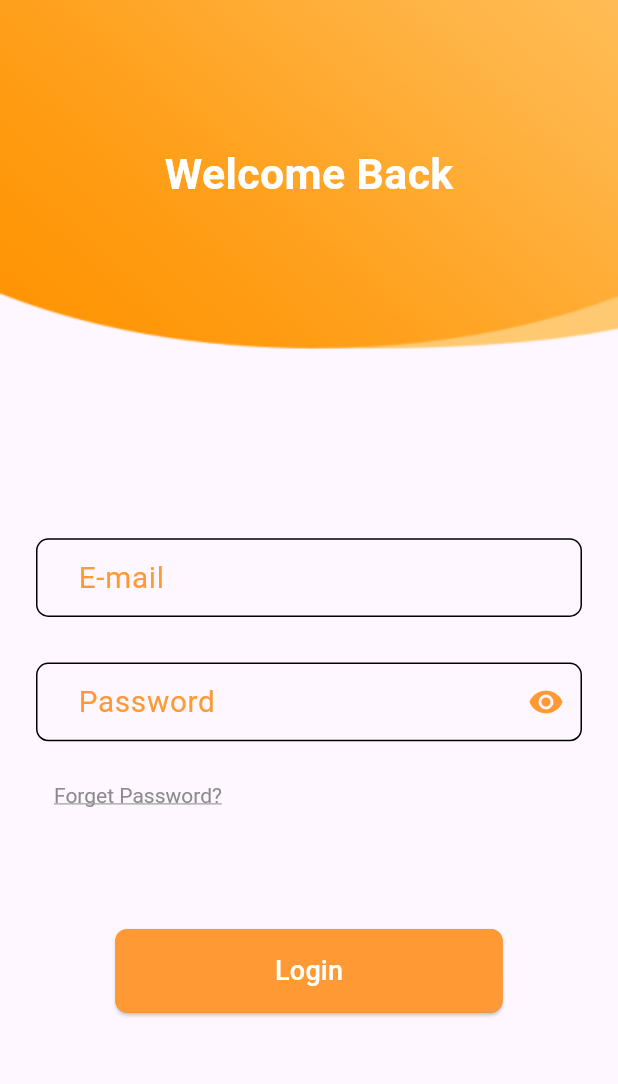
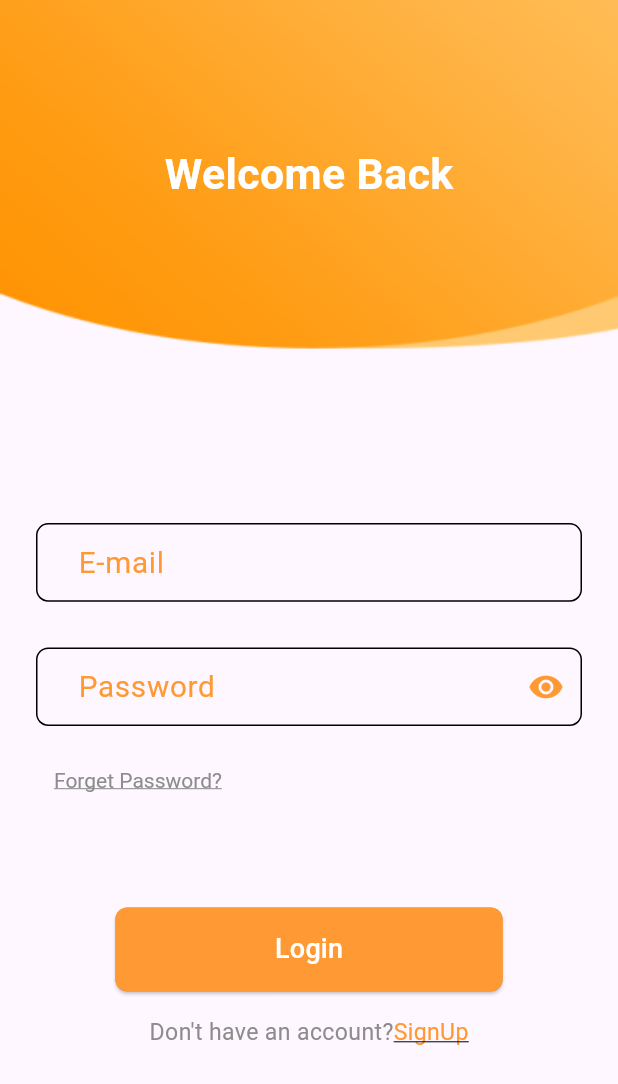
Before and after one commit to EmanAshraf2002/chef_app, a Flutter app: the LoginScreen screen opened by its route, on a phone screen of 412 x 824 dp. Shown: the top 1084 px of the screen. Run offline on Flutter 3.47's test engine with Material 3 defaults, Android fonts, the light colour scheme and no system bars; our stand-ins replace bloc, cached_network_image, dartz, dio, flutter_bloc, flutter_screenutil and 8 more; accounts and stored records are empty; network calls fail.

Commit message:
try with sign up

```diff
--- a/lib/core/locolization/lang/en_us.dart
+++ b/lib/core/locolization/lang/en_us.dart
@@ -4,6 +4,7 @@ final Map<String, String> enUs =
   "pleaseChooseYourLanguage":"please choose your language",
   "Arabic":"Arabic",
   "English":"English",
+  "Welcome":"Welcome",
   "WelcomeBack":"Welcome Back",
   "E-mail":"E-mail",
   "EnterYourEmail":"Enter Your Email",
@@ -51,5 +52,14 @@ final Map<String, String> enUs =
   "category":"Category",
   "MealAddedSuccessfully":"Meal added Successfully",
   "NoMealsYet":"No Meals Yet",
+  "EnterYourName":"Enter your Name",
+  "Name":"Name",
+  "PleaseEnterValidName":"Please Enter Valid Name",
+  "SignUp":"SignUp",
+  "AlreadyHaveAnAccount?":"Already have an account?",
+  "Don'tHaveAnAccount?":"Don't have an account?",
+  "EnterYourPhone":"Enter Your Phone",
+  "Phone":"Phone",
+  "PleaseEnterValidPhone":"Please Enter Valid Phone",
 
 };
--- a/lib/core/routes/app_Router.dart
+++ b/lib/core/routes/app_Router.dart
@@ -2,6 +2,7 @@ import 'package:chef_app/core/routes/app_routes.dart';
 import 'package:chef_app/features/auth/presentation/views/login.dart';
 import 'package:chef_app/features/auth/presentation/views/reset_pass.dart';
 import 'package:chef_app/features/auth/presentation/views/send_code.dart';
+import 'package:chef_app/features/auth/presentation/views/sign_up.dart';
 import 'package:chef_app/features/home/screens/home_screen.dart';
 import 'package:chef_app/features/menue/presentation/views/add_meal.dart';
 import 'package:chef_app/features/menue/presentation/views/menu_home.dart';
@@ -26,6 +27,9 @@ class AppRouter{
 
      case Routes.loginScreen :
        return MaterialPageRoute(builder: (context )=>const LoginScreen());
+
+     case Routes.signUpScreen :
+       return MaterialPageRoute(builder: (context )=>const SignUpScreen());
 
      case Routes.sendCodeScreen :
        return MaterialPageRoute(builder: (context )=>const SendCodeScreen());
--- a/lib/core/routes/app_routes.dart
+++ b/lib/core/routes/app_routes.dart
@@ -3,6 +3,7 @@ class Routes{
  static const String splashScreen='/splashScreen' ;
  static const  String welcomeScreen='/welcomeScreen' ;
  static const  String loginScreen='/loginScreen' ;
+ static const  String signUpScreen='/signUpScreen' ;
  static const  String sendCodeScreen='/sendCodeScreen' ;
  static const  String resetPasswordScreen='/resetPasswordScreen' ;
  static const  String addMealScreen='/addMealScreen' ;
--- a/lib/core/services/service_locator.dart
+++ b/lib/core/services/service_locator.dart
@@ -5,6 +5,7 @@ import 'package:chef_app/core/database/cache/cache_helper.dart';
 import 'package:chef_app/features/auth/data/repositry/auth_repos.dart';
 import 'package:chef_app/features/auth/presentation/auth_cubits/forget_password_cubit/forget_password_cubit.dart';
 import 'package:chef_app/features/auth/presentation/auth_cubits/login_cubit/login_cubit.dart';
+import 'package:chef_app/features/auth/presentation/auth_cubits/sign_up_cubit/sign_up_cubit.dart';
 import 'package:chef_app/features/home/cubits/home_cubit.dart';
 import 'package:chef_app/features/menue/data/repositry/menu_repos.dart';
 import 'package:chef_app/features/menue/presentation/cubits/menu_cubit.dart';
@@ -17,6 +18,7 @@ void initServiceLocator(){
   //auth_cubits
   sl.registerLazySingleton(() => GlobalCubit());
   sl.registerLazySingleton(() => LoginCubit(sl()));
+  sl.registerLazySingleton(() => SignUpCubit(sl()));
   sl.registerLazySingleton(() => ForgetPasswordCubit(sl()));
   sl.registerLazySingleton(() => HomeCubit());
   sl.registerLazySingleton(() => MenuCubit(sl()));
--- a/lib/features/auth/data/repositry/auth_repos.dart
+++ b/lib/features/auth/data/repositry/auth_repos.dart
@@ -6,6 +6,7 @@ import 'package:chef_app/features/auth/data/models/login_model.dart';
 import 'package:dartz/dartz.dart';
 
 class AuthRepository{
+
 
   Future<Either<String,LoginModel>> login({
     required String email,required String password  }) async
--- /dev/null
+++ b/lib/features/auth/presentation/componants/custom_stack.dart
@@ -0,0 +1,32 @@
+import 'package:chef_app/core/utilis/app_assets.dart';
+import 'package:chef_app/core/widgets/custom_container_image.dart';
+import 'package:flutter/material.dart';
+import 'package:flutter_screenutil/flutter_screenutil.dart';
+
+class CustomStack extends StatelessWidget {
+  const CustomStack({
+    super.key, required this.height, required this.titleText,
+  });
+
+  final double height;
+  final String titleText;
+  @override
+  Widget build(BuildContext context) {
+    return Stack(
+      alignment: AlignmentDirectional.center,
+      children: [
+        CustomContainerImage(
+            h: height,
+            w: double.infinity,
+            imagePathString: AppAssets.loginBg),
+        Center(
+          child: Text(titleText,
+              style: TextStyle(
+                color: Colors.white,
+                fontSize: 26.sp,
+              ).copyWith(fontWeight: FontWeight.bold)),
+        ),
+      ],
+    );
+  }
+}
--- a/lib/features/auth/presentation/views/login.dart
+++ b/lib/features/auth/presentation/views/login.dart
@@ -2,6 +2,7 @@ import 'package:chef_app/core/locolization/app_localization.dart';
 import 'package:chef_app/core/routes/app_routes.dart';
 import 'package:chef_app/core/utilis/app_assets.dart';
 import 'package:chef_app/core/utilis/app_colors.dart';
+import 'package:chef_app/core/utilis/app_textStyles.dart';
 import 'package:chef_app/core/utilis/commons.dart';
 import 'package:chef_app/core/widgets/custom_container_image.dart';
 import 'package:chef_app/core/widgets/custom_elevated_button.dart';
@@ -9,6 +10,7 @@ import 'package:chef_app/core/widgets/custom_loading_indicator.dart';
 import 'package:chef_app/core/widgets/custom_text_form_field.dart';
 import 'package:chef_app/features/auth/presentation/auth_cubits/login_cubit/login_cubit.dart';
 import 'package:chef_app/features/auth/presentation/auth_cubits/login_cubit/login_state.dart';
+import 'package:chef_app/features/auth/presentation/componants/custom_stack.dart';
 import 'package:flutter/material.dart';
 import 'package:flutter_bloc/flutter_bloc.dart';
 import 'package:flutter_screenutil/flutter_screenutil.dart';
@@ -24,24 +26,9 @@ class LoginScreen extends StatelessWidget {
         child: SingleChildScrollView(
           child: Column(
             children: [
-              Stack(
-                alignment: AlignmentDirectional.center,
-                children: [
-                  CustomContainerImage(
-                      h: 230.h,
-                      w: double.infinity,
-                      imagePathString: AppAssets.loginBg),
-                  Center(
-                    child: Text("WelcomeBack".tr(context),
-                        style: TextStyle(
-                          color: Colors.white,
-                          fontSize: 26.sp,
-                        ).copyWith(fontWeight: FontWeight.bold)),
-                  ),
-                ],
-              ),
+              CustomStack(height:230.h, titleText: "WelcomeBack".tr(context),),
               SizedBox(
-                height: 100.h,
+                height: 90.h,
               ),
               Padding(
                 padding: const EdgeInsets.all(24),
@@ -122,7 +109,7 @@ class LoginScreen extends StatelessWidget {
                             ],
                           ),
                           SizedBox(
-                            height: 64.h,
+                            height: 60.h,
                           ),
                           state is LoginLoadingState?const CustomLoadingIndicator() :
                           CustomElevatedButton(
@@ -138,6 +125,25 @@ class LoginScreen extends StatelessWidget {
 
                             },
                           ),
+                          SizedBox(
+                            height: 16.h,),
+                          Row(
+                            mainAxisAlignment: MainAxisAlignment.center,
+                            children: [
+                              Text("Don'tHaveAnAccount?".tr(context),
+                                style: AppTextStyles.font14.copyWith(color:AppColors.gray),),
+                              GestureDetector(
+                               onTap: (){
+                                 navigate(context: context, route:Routes.signUpScreen);
+                               },
+                                child: Text("SignUp".tr(context),
+                                    style: AppTextStyles.font14.copyWith(color:AppColors.primary,
+                                      decoration: TextDecoration.underline,),
+                                  ),
+                              ),
+
+                            ],
+                          ),
                         ],
                       ),
                     );
--- a/lib/main.dart
+++ b/lib/main.dart
@@ -3,6 +3,7 @@ import 'package:chef_app/core/bloc/cubit/global_cubit.dart';
 import 'package:chef_app/core/database/cache/cache_helper.dart';
 import 'package:chef_app/features/auth/presentation/auth_cubits/forget_password_cubit/forget_password_cubit.dart';
 import 'package:chef_app/features/auth/presentation/auth_cubits/login_cubit/login_cubit.dart';
+import 'package:chef_app/features/auth/presentation/auth_cubits/sign_up_cubit/sign_up_cubit.dart';
 import 'package:chef_app/features/home/cubits/home_cubit.dart';
 import 'package:chef_app/features/menue/presentation/cubits/menu_cubit.dart';
 import 'package:flutter/material.dart';
@@ -19,6 +20,7 @@ void main() async{
         providers: [
          BlocProvider( create: (context) => sl<GlobalCubit>()..getCachedLang(),),
          BlocProvider( create: (context) => sl<LoginCubit>(),),
+         BlocProvider( create: (context) => sl<SignUpCubit>(),),
          BlocProvider( create: (context) => sl<ForgetPasswordCubit>(),),
          BlocProvider( create: (context) => sl<HomeCubit>(),),
          BlocProvider( create: (context) => sl<MenuCubit>()..getChefMeals(),),
```
Also changed, not shown: lib/core/locolization/lang/ar_eg.dart (+10 -0 lines), lib/features/auth/presentation/auth_cubits/sign_up_cubit/sign_up_cubit.dart (added, +35 -0 lines), lib/features/auth/presentation/auth_cubits/sign_up_cubit/sign_up_state.dart (added, +9 -0 lines), lib/features/auth/presentation/componants/sign_up_body.dart (added, +154 -0 lines), lib/features/auth/presentation/views/sign_up.dart (added, +28 -0 lines).
